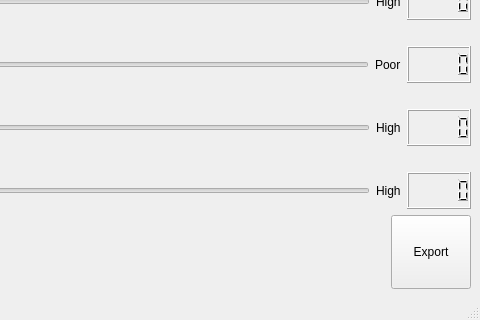
Qt form Interface TLX/P5_TLX_RATING.ui (jens1906/Robotteknologi-5.-semester) before a commit; both pictures show x 320 to 800 and y 172 to 492 of the 800 by 492 pixel window.
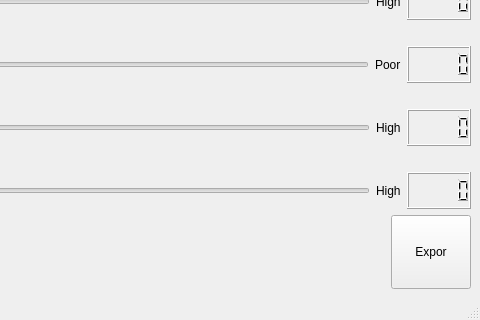
The same form after that commit.

```diff
--- a/Interface TLX/P5_TLX_RATING.ui
+++ b/Interface TLX/P5_TLX_RATING.ui
@@ -285,7 +285,7 @@
          </sizepolicy>
         </property>
         <property name="text">
-         <string>Export</string>
+         <string>Expor</string>
         </property>
        </widget>
       </item>
```
